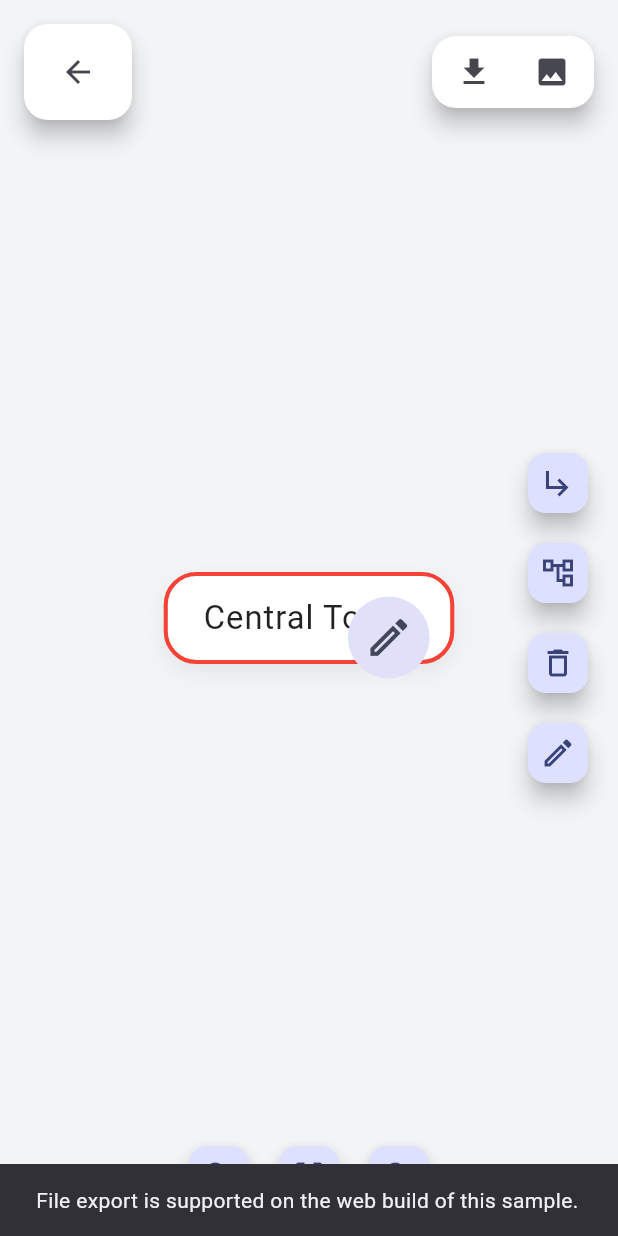
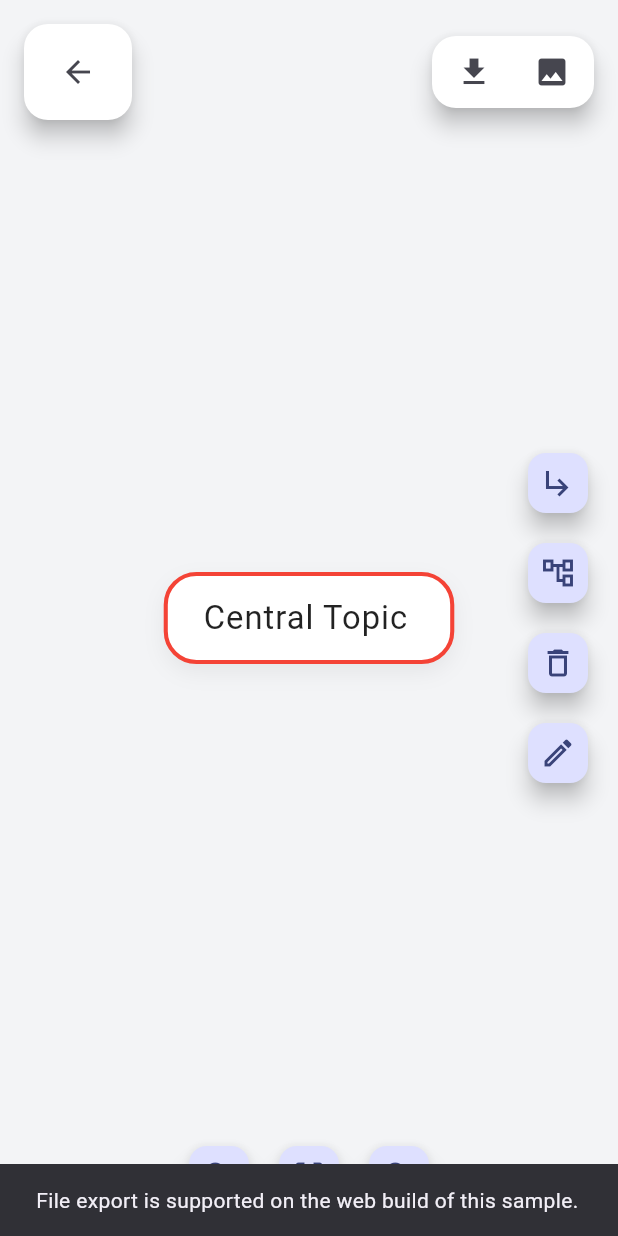
Before and after one commit to twilker/mindmap, a Flutter app: the MindMapEditorPage screen opened directly with empty values, after a tap on the "file download" icon, on a phone screen of 412 x 824 dp. Run offline on Flutter 3.47's test engine with Material 3 defaults, Android fonts, the phone set to English and light mode, and no system bars; our stand-ins replace file_picker, flutter_riverpod, hive_flutter; missing offline and left inert: universal_html; accounts and stored records are empty.

```diff
--- a/lib/src/widgets/node_card.dart
+++ b/lib/src/widgets/node_card.dart
@@ -297,13 +297,6 @@ class _MindMapNodeCardState extends ConsumerState<MindMapNodeCard> {
     }
   }
 
-  bool get _showTouchEditButton {
-    if (!_isTouchOnlyDevice()) {
-      return false;
-    }
-    return widget.isSelected && !_focusNode.hasFocus;
-  }
-
   @override
   Widget build(BuildContext context) {
     final highlight = widget.isSelected ? widget.accentColor : Colors.black12;
@@ -312,6 +305,7 @@ class _MindMapNodeCardState extends ConsumerState<MindMapNodeCard> {
     final ignoreTextInput = isTouchOnly && !_focusNode.hasFocus;
     return GestureDetector(
       onTap: _handleTap,
+      onDoubleTap: _handleEditPressed,
       onLongPress: isTouchOnly ? _handleEditPressed : null,
       child: Stack(
         fit: StackFit.passthrough,
@@ -360,16 +354,6 @@ class _MindMapNodeCardState extends ConsumerState<MindMapNodeCard> {
               ),
             ),
           ),
-          if (_showTouchEditButton)
-            Positioned(
-              top: 8,
-              right: 8,
-              child: IconButton.filledTonal(
-                onPressed: _handleEditPressed,
-                icon: const Icon(Icons.edit_outlined),
-                tooltip: 'Bearbeiten',
-              ),
-            ),
         ],
       ),
     );
```
Also changed, not shown: lib/src/widgets/mind_map_view.dart (+67 -1 lines).
